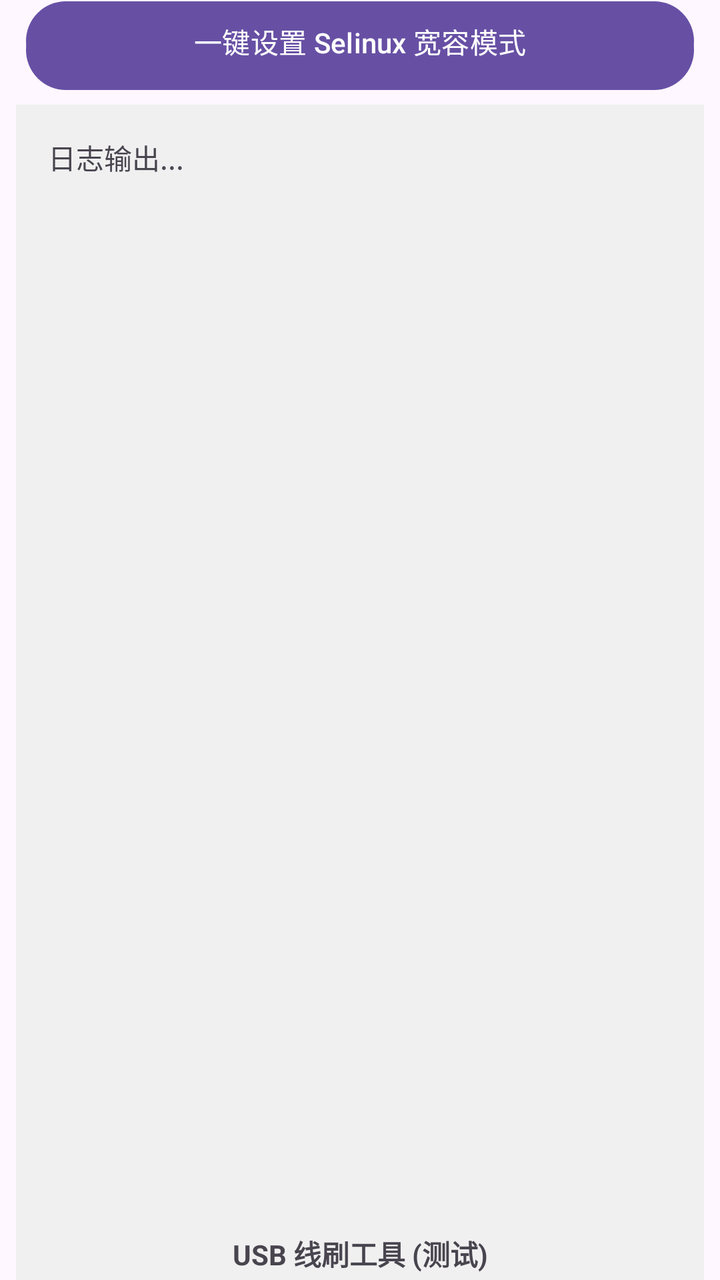
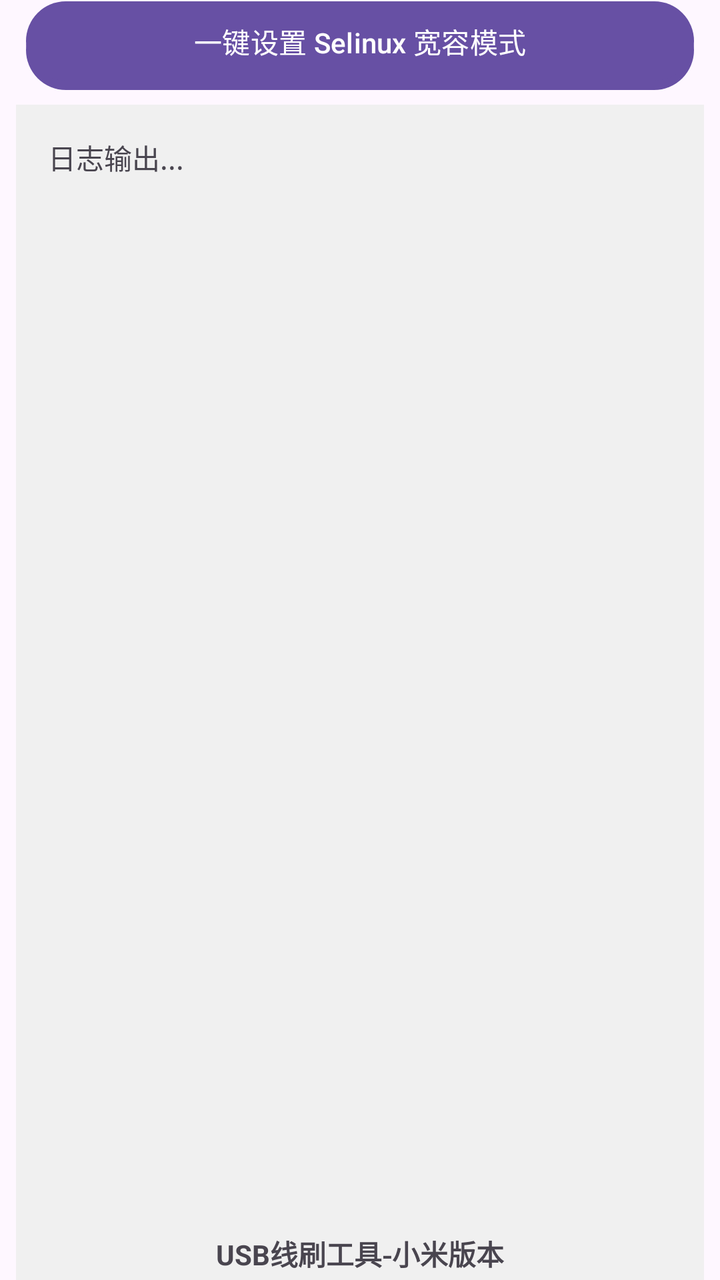

Compare the two renders of this Android layout. The source of the first and the diff that turns it into the second are given below.
<!-- AndroidManifest.xml: application theme AppTheme -->
<!-- res/layout/app_main_activity.xml -->
<?xml version="1.0" encoding="utf-8"?>
<androidx.constraintlayout.widget.ConstraintLayout 
    xmlns:android="http://schemas.android.com/apk/res/android"
    xmlns:app="http://schemas.android.com/apk/res-auto"
    xmlns:tools="http://schemas.android.com/tools"
    android:layout_width="match_parent"
    android:layout_height="wrap_content"
    android:orientation="vertical"
    tools:context=".MainActivity">

    <Button
        android:id="@+id/btnConnect"
        android:layout_width="match_parent"
        android:layout_height="wrap_content"
        android:text="扫描并申请权限"
        android:layout_marginTop="1dp"
        android:layout_marginEnd="13dp"
        android:layout_marginStart="13dp"
        app:layout_constraintTop_toTopOf="parent"
        app:layout_constraintEnd_toEndOf="parent"
        app:layout_constraintStart_toStartOf="parent" />

    <EditText
        android:id="@+id/etCommand"
        android:layout_width="match_parent"
        android:layout_height="wrap_content"
        android:hint="输入 adb 命令 / fastboot 命令"
        android:layout_marginEnd="13dp"
        android:layout_marginStart="13dp"
        app:layout_constraintTop_toBottomOf="@+id/btnConnect"
        app:layout_constraintBottom_toTopOf="@+id/btnSend"
        app:layout_constraintEnd_toEndOf="parent"
        app:layout_constraintStart_toStartOf="parent" />

    <Button
        android:id="@+id/btnSend"
        android:layout_width="match_parent"
        android:layout_height="wrap_content"
        android:text="发送命令"
        android:layout_marginEnd="13dp"
        android:layout_marginStart="13dp"
        app:layout_constraintTop_toBottomOf="@+id/etCommand"
        app:layout_constraintBottom_toTopOf="@+id/fbSelinux"
        app:layout_constraintEnd_toEndOf="parent"
        app:layout_constraintStart_toStartOf="parent" />
        
    <Button
        android:id="@+id/fbSelinux"
        android:layout_width="match_parent"
        android:layout_height="wrap_content"
        android:text="一键设置 Selinux 宽容模式"
        android:layout_marginEnd="13dp"
        android:layout_marginStart="13dp"
        app:layout_constraintTop_toBottomOf="@+id/btnSend"
        app:layout_constraintBottom_toTopOf="@+id/scrollView"
        app:layout_constraintStart_toStartOf="parent"
        app:layout_constraintEnd_toEndOf="parent" />

    <androidx.core.widget.NestedScrollView
        android:layout_width="match_parent"
        android:layout_height="700dp"
        android:layout_margin="8dp"
        android:layout_marginEnd="13dp"
        android:layout_marginStart="13dp"
        android:background="#F0F0F0"
        android:padding="8dp"
        android:id="@+id/scrollView"
        app:layout_constraintTop_toBottomOf="@+id/fbSelinux"
        app:layout_constraintBottom_toTopOf="@+id/bakck"
        app:layout_constraintLeft_toLeftOf="parent"
        app:layout_constraintRight_toRightOf="parent" >

        <TextView
            android:id="@+id/tvLog"
            android:layout_width="match_parent"
            android:layout_height="wrap_content"
            android:padding="8dp"
            android:fontFamily="monospace"
            android:textIsSelectable="true"
            android:text="日志输出... \n" />
    </androidx.core.widget.NestedScrollView>
    
    <TextView
        android:id="@+id/bakck"
        android:layout_width="match_parent"
        android:layout_height="wrap_content"
        android:text="USB 线刷工具 (测试)"
        android:textStyle="bold"
        android:gravity="center"
        android:layout_marginBottom="3dp"
        app:layout_constraintEnd_toEndOf="parent"
        app:layout_constraintStart_toStartOf="parent"
        app:layout_constraintBottom_toBottomOf="parent" />
</androidx.constraintlayout.widget.ConstraintLayout>
<!-- resources referenced by this layout -->
<resources>
  <style name="AppTheme" parent="Base.AppTheme" />
  <style name="Base.AppTheme" parent="Theme.Material3.DayNight.NoActionBar">
    </style>
</resources>

<!-- the commit's change to res/layout/app_main_activity.xml (unified diff, before → after) -->
@@ -84,7 +84,7 @@
         android:id="@+id/bakck"
         android:layout_width="match_parent"
         android:layout_height="wrap_content"
-        android:text="USB 线刷工具 (测试)"
+        android:text="USB线刷工具-小米版本"
         android:textStyle="bold"
         android:gravity="center"
         android:layout_marginBottom="3dp"
